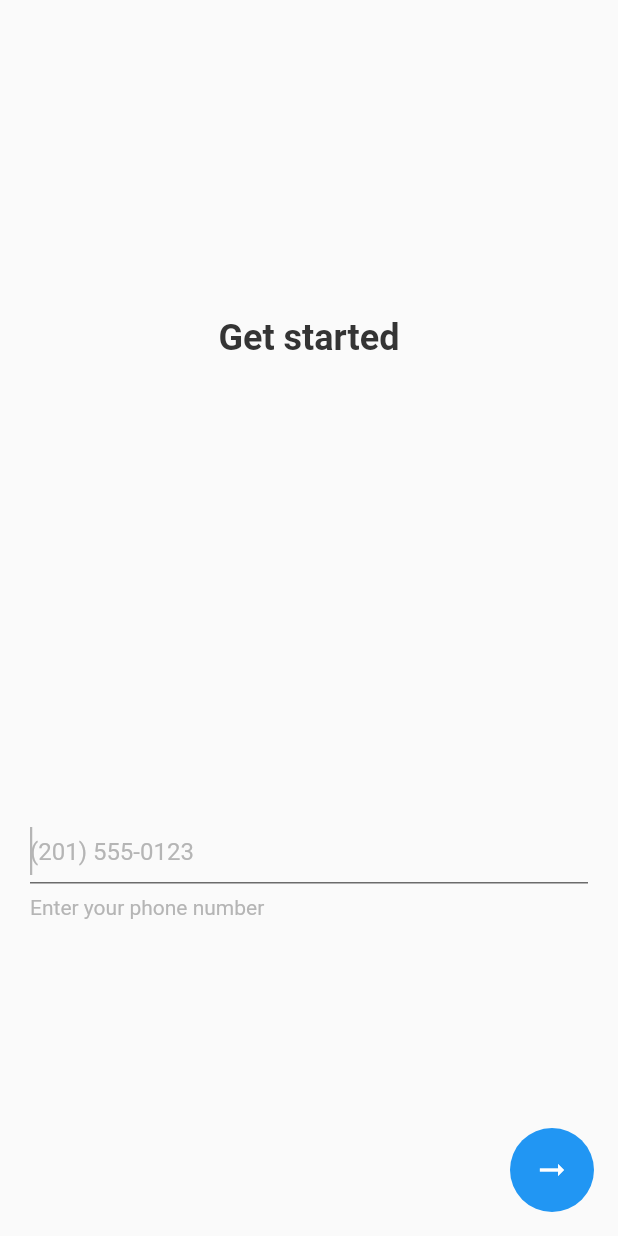
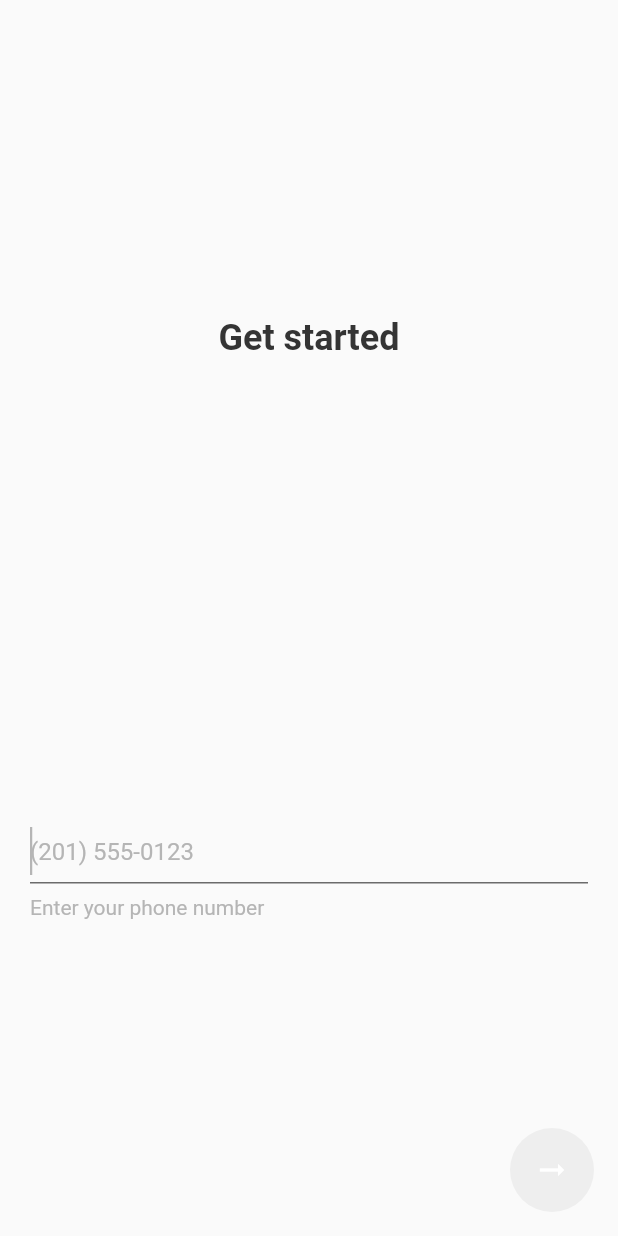
Before and after one commit to klukovka/tbr_group_test, a Flutter app: the screen it shows after launch, on a phone screen of 412 x 824 dp. Run offline on Flutter 3.47's test engine with Material 2 defaults, Android fonts, the phone set to English and light mode, and no system bars; missing offline and left inert: mask_input_formatter.

Commit message:
code refactoring

```diff
--- a/lib/src/home_page.dart
+++ b/lib/src/home_page.dart
@@ -38,11 +38,44 @@ class _HomePageState extends State<HomePage> {
         child: Column(
           mainAxisAlignment: MainAxisAlignment.spaceAround,
           children: [
-            Text(
+            _headLineText(theme),
+            _formatedField(theme),
+          ],
+        ),
+      ),
+      floatingActionButton: _sendButton(theme),
+    );
+  }
+
+  Widget _headLineText(ThemeData theme) {
+    return Text(
       'Get started',
       style: theme.textTheme.headline1,
+    );
+  }
+
+  Widget? _clearButton(Color color) {
+    if (_compareControllerLength(0)) {
+      return IconButton(
+        icon: Icon(
+          Icons.clear_rounded,
+          color: color,
         ),
-            TextField(
+        onPressed: () {
+          setState(() {
+            _controller.clear();
+          });
+        },
+      );
+    }
+  }
+
+  bool _compareControllerLength(int length) {
+    return _controller.text.length != length;
+  }
+
+  Widget _formatedField(ThemeData theme) {
+    return TextField(
         inputFormatters: [_formatter],
         controller: _controller,
         style: theme.textTheme.headline4,
@@ -63,31 +96,21 @@ class _HomePageState extends State<HomePage> {
           focusColor: theme.primaryColorDark,
           suffixIcon: _clearButton(theme.primaryColor),
         ),
-                onChanged: _onCahngeValue),
-          ],
-        ),
-      ),
-      floatingActionButton: FloatingActionButton(
-        onPressed: () {},
-        child: Icon(Icons.arrow_right_alt),
-        elevation: 0,
-      ),
-    );
-  }
-
-  Widget? _clearButton(Color color) {
-    if (_controller.text.length != 0) {
-      return IconButton(
-        icon: Icon(
-          Icons.clear_rounded,
-          color: color,
-        ),
-        onPressed: _controller.clear,
-      );
-    }
+        onChanged: _onCahngeValue);
   }
 
   void _onCahngeValue(String value) {
     setState(() {});
   }
+
+  Widget _sendButton(ThemeData theme) {
+    return FloatingActionButton(
+      onPressed: _compareControllerLength(14) ? null : () {},
+      child: Icon(Icons.arrow_right_alt),
+      elevation: 0,
+      backgroundColor: _compareControllerLength(14)
+          ? theme.primaryColorLight
+          : theme.accentColor,
+    );
   }
+}
--- a/lib/src/phone_app.dart
+++ b/lib/src/phone_app.dart
@@ -17,6 +17,7 @@ class PhoneApp extends StatelessWidget {
         primaryColor: ColorsApp.gray,
         primaryColorDark: ColorsApp.darkGray,
         primaryColorLight: ColorsApp.lightGray,
+        accentColor: Colors.blue,
         textTheme: TextTheme(
           headline1: TextStyle(
             color: ColorsApp.lightBlack,
```
Lines whose indentation alone changed are shown as unchanged.
